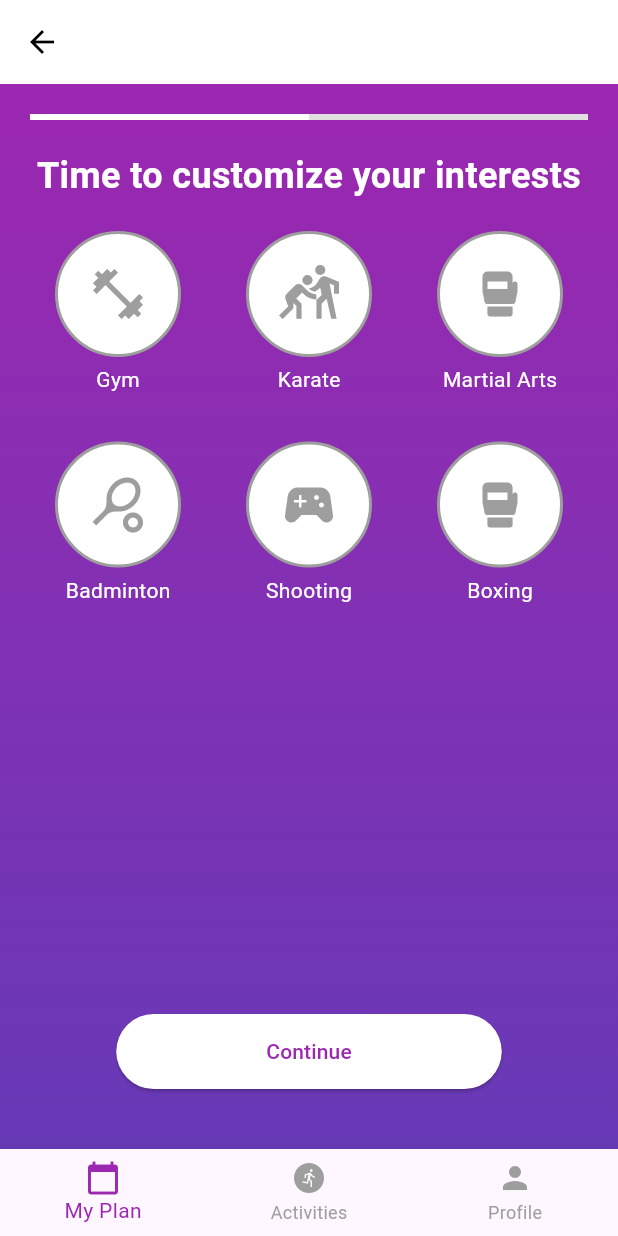
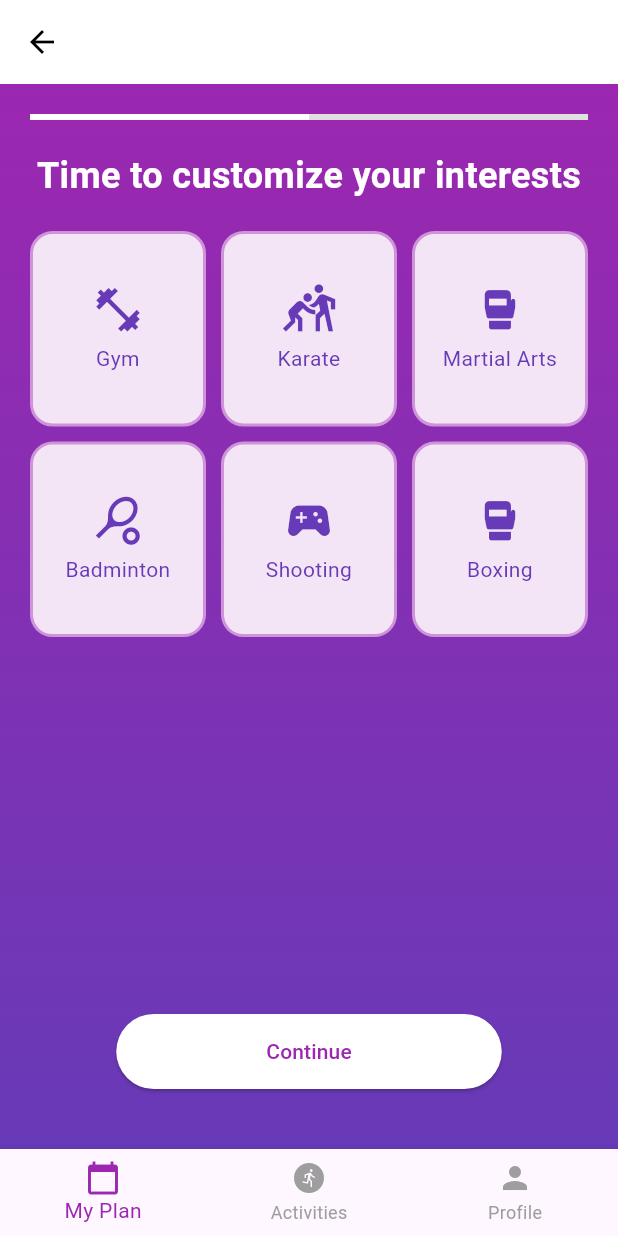
Before and after one commit to Fitness-145/fitness_app, a Flutter app: the CustomizeInterestsScreen screen opened directly, on a phone screen of 412 x 824 dp. Run offline on Flutter 3.47's test engine with Material 3 defaults, Android fonts, the phone set to English and light mode, and no system bars; our stand-ins replace cloud_firestore, firebase_auth, firebase_core, firebase_storage, image_picker, shared_preferences; missing offline and left inert: razorpay_flutter; accounts and stored records are empty.

Commit message:
category ui

```diff
--- a/lib/user/screens/category.dart
+++ b/lib/user/screens/category.dart
@@ -3,7 +3,6 @@ import 'package:fitness_app/user/screens/profilescreen.dart';
 import 'package:fitness_app/user/screens/sub_category_screen.dart';
 import 'package:flutter/material.dart';
 import 'package:shared_preferences/shared_preferences.dart'; // Import shared_preferences
-
 
 class CustomizeInterestsScreen extends StatefulWidget {
   const CustomizeInterestsScreen({super.key});
@@ -16,6 +15,7 @@ class CustomizeInterestsScreen extends StatefulWidget {
 class _CustomizeInterestsScreenState extends State<CustomizeInterestsScreen> {
   int _currentIndex = 0; // Track the selected bottom navigation item
   bool isPaymentSuccessful = false; // Variable to hold payment status
+  int _selectedInterestCount = 0; // Track the number of selected interests
 
   // Track selected interests
   final List<Map<String, dynamic>> interests = [
@@ -41,12 +41,10 @@ class _CustomizeInterestsScreenState extends State<CustomizeInterestsScreen> {
     });
     if (isPaymentSuccessful) {
       print("Payment was successful in CustomizeInterestsScreen!");
-      // You can now use isPaymentSuccessful to conditionally show content
     } else {
       print("Payment was not successful or not yet made in CustomizeInterestsScreen.");
     }
   }
-
 
   void _onBottomNavTapped(int index) {
     setState(() {
@@ -87,7 +85,9 @@ class _CustomizeInterestsScreenState extends State<CustomizeInterestsScreen> {
           onPressed: () => Navigator.pop(context),
         ),
       ),
-      body: isPaymentSuccessful?  MyPlanScreen()  :  SizedBox(
+      body: isPaymentSuccessful
+          ? MyPlanScreen() // Show MyPlanScreen if payment is successful
+          : SizedBox(
               height: MediaQuery.of(context).size.height,
               child: Container(
                 decoration: const BoxDecoration(
@@ -133,34 +133,54 @@ class _CustomizeInterestsScreenState extends State<CustomizeInterestsScreen> {
                             return GestureDetector(
                               onTap: () {
                                 setState(() {
-                            interest['selected'] = !isSelected;
+                                  if (isSelected) {
+                                    // Deselect the interest
+                                    interest['selected'] = false;
+                                    _selectedInterestCount--;
+                                  } else {
+                                    // Check if the user can select another interest
+                                    if (_selectedInterestCount < 2) {
+                                      interest['selected'] = true;
+                                      _selectedInterestCount++;
+                                    } else {
+                                      // Show a SnackBar if the user tries to select more than 2 interests
+                                      ScaffoldMessenger.of(context).showSnackBar(
+                                        const SnackBar(
+                                          content: Text('You can select a maximum of 2 interests.'),
+                                          duration: Duration(seconds: 2),
+                                        ),
+                                      );
+                                    }
+                                  }
                                 });
                               },
-                        child: Column(
-                          children: [
-                            Container(
+                              child: Container(
                                 decoration: BoxDecoration(
-                                shape: BoxShape.circle,
+                                  borderRadius: BorderRadius.circular(15),
                                   color: isSelected
-                                    ? Colors.purple[100]
-                                    : Colors.white,
+                                      ? Colors.purple[200]
+                                      : Colors.purple[50],
                                   border: Border.all(
-                                  color: isSelected ? Colors.white : Colors.grey,
+                                    color: isSelected ? Colors.white : Colors.purple[200]!,
                                     width: 2,
                                   ),
                                 ),
-                              padding: const EdgeInsets.all(20),
-                              child: Icon(
+                                padding: const EdgeInsets.all(10),
+                                child: Column(
+                                  mainAxisAlignment: MainAxisAlignment.center,
+                                  children: [
+                                    Icon(
                                       interest['icon'],
-                                color: isSelected ? Colors.white : Colors.grey,
-                                size: 40,
-                              ),
+                                      color: isSelected ? Colors.white : Colors.deepPurple,
+                                      size: 35,
                                     ),
                                     const SizedBox(height: 5),
                                     Text(interest['interest'],
                                         style: const TextStyle(
-                                    fontSize: 14, color: Colors.white)),
+                                            fontSize: 14, color: Colors.deepPurple),
+                                        textAlign: TextAlign.center),
                                   ],
+                                ),
                               ),
                             );
                           },
```
Lines whose indentation alone changed are shown as unchanged.
